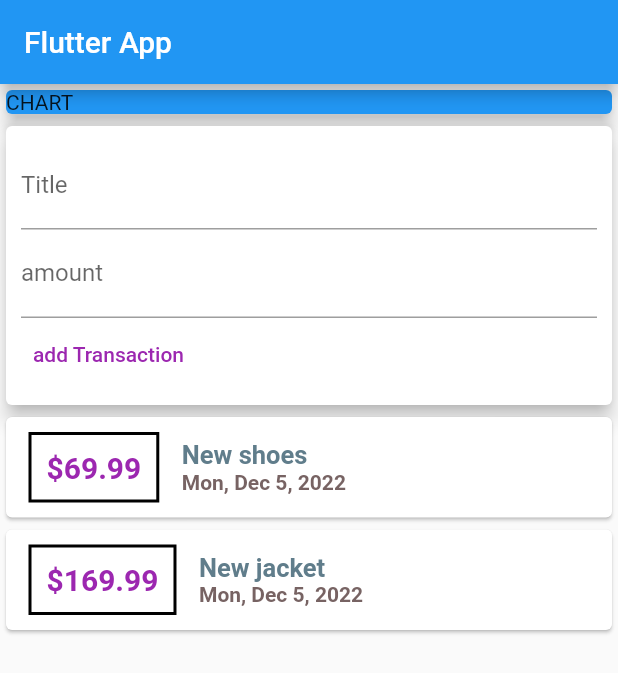
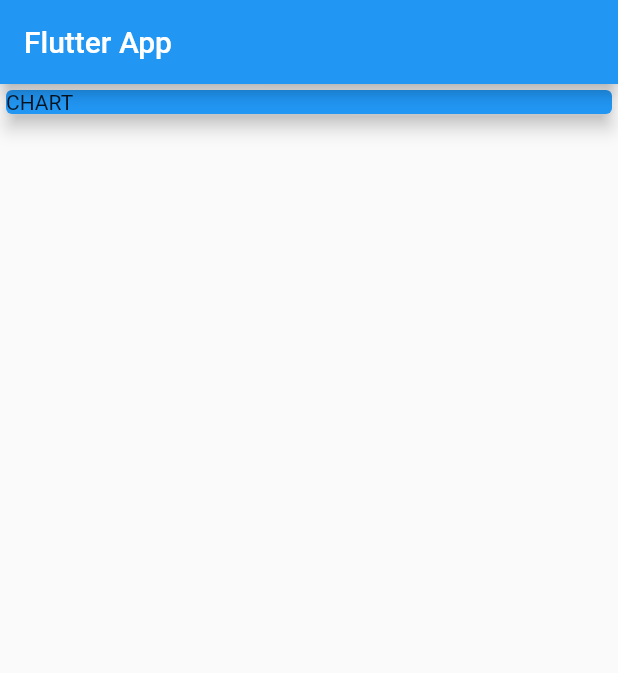
Before and after one commit to osama-kh/money_manegment, a Flutter app: the screen it shows after launch, on a phone screen of 412 x 824 dp. Shown: the top 673 px of the screen. Run offline on Flutter 3.47's test engine with Material 2 defaults, Android fonts, the phone set to English and light mode, and no system bars.

Commit message:
saperate the main structure to a widgets and models

```diff
--- a/lib/main.dart
+++ b/lib/main.dart
@@ -1,8 +1,6 @@
 import 'dart:math';
-import 'package:intl/intl.dart';
 import 'package:flutter/material.dart';
-import 'package:money_manegment/Transaction.dart';
-import './Transaction.dart';
+import 'package:money_manegment/models/Transaction.dart';
 
 void main() => runApp(MyApp());
 
@@ -17,12 +15,8 @@ class MyApp extends StatelessWidget {
 }
 
 class MyHomePage extends StatelessWidget {
-  final List<Transaction> transactions = [
-    Transaction(
-        id: 't1', title: 'New shoes', amount: 69.99, date: DateTime.now()),
-    Transaction(
-        id: 't2', title: 'New jacket', amount: 169.99, date: DateTime.now())
-  ];
+  final titlecontroller = TextEditingController();
+  final amountcontroller = TextEditingController();
   @override
   Widget build(BuildContext context) {
     return Scaffold(
@@ -44,69 +38,6 @@ class MyHomePage extends StatelessWidget {
               elevation: 5,
             ),
           ),
-          Card(
-            elevation: 5,
-            child: Container(
-              padding: EdgeInsets.all(10),
-              child: Column(
-                  crossAxisAlignment: CrossAxisAlignment.start,
-                  children: <Widget>[
-                    TextField(
-                      decoration: InputDecoration(labelText: 'Title'),
-                    ),
-                    TextField(decoration: InputDecoration(labelText: 'amount')),
-                    TextButton(
-                      onPressed: () {},
-                      child: Text(
-                        'add Transaction',
-                        style: TextStyle(color: Colors.purple),
-                      ),
-                    )
-                  ]),
-            ),
-          ),
-          Column(
-            children: transactions.map((tx) {
-              return Card(
-                  child: Row(children: <Widget>[
-                Container(
-                  margin: EdgeInsets.symmetric(
-                    vertical: 10,
-                    horizontal: 15,
-                  ),
-                  decoration: BoxDecoration(
-                      border: Border.all(color: Colors.black, width: 2)),
-                  padding: EdgeInsets.all(10),
-                  child: Text(
-                    '\$${tx.amount}',
-                    style: TextStyle(
-                        fontWeight: FontWeight.bold,
-                        fontSize: 20,
-                        color: Colors.purple),
-                  ),
-                ),
-                Column(
-                  crossAxisAlignment: CrossAxisAlignment.start,
-                  children: <Widget>[
-                    Text(
-                      tx.title,
-                      style: TextStyle(
-                          fontWeight: FontWeight.bold,
-                          fontSize: 17,
-                          color: Colors.blueGrey),
-                    ),
-                    Text(
-                      DateFormat.yMMMEd().format(tx.date),
-                      style: TextStyle(
-                          fontWeight: FontWeight.bold,
-                          fontSize: 14,
-                          color: Color.fromARGB(247, 115, 94, 94)),
-                    )
-                  ],
-                )
-              ]));
-            }).toList(),
-          ),
         ],
       ),
     );
```
Also changed, not shown: lib/widgets/new_transaction.dart (added, +44 -0 lines), lib/widgets/transactionlist.dart (added, +60 -0 lines), lib/widgets/user_transaction.dart (added, +25 -0 lines), lib/models/Transaction.dart (renamed from lib/Transaction.dart).
